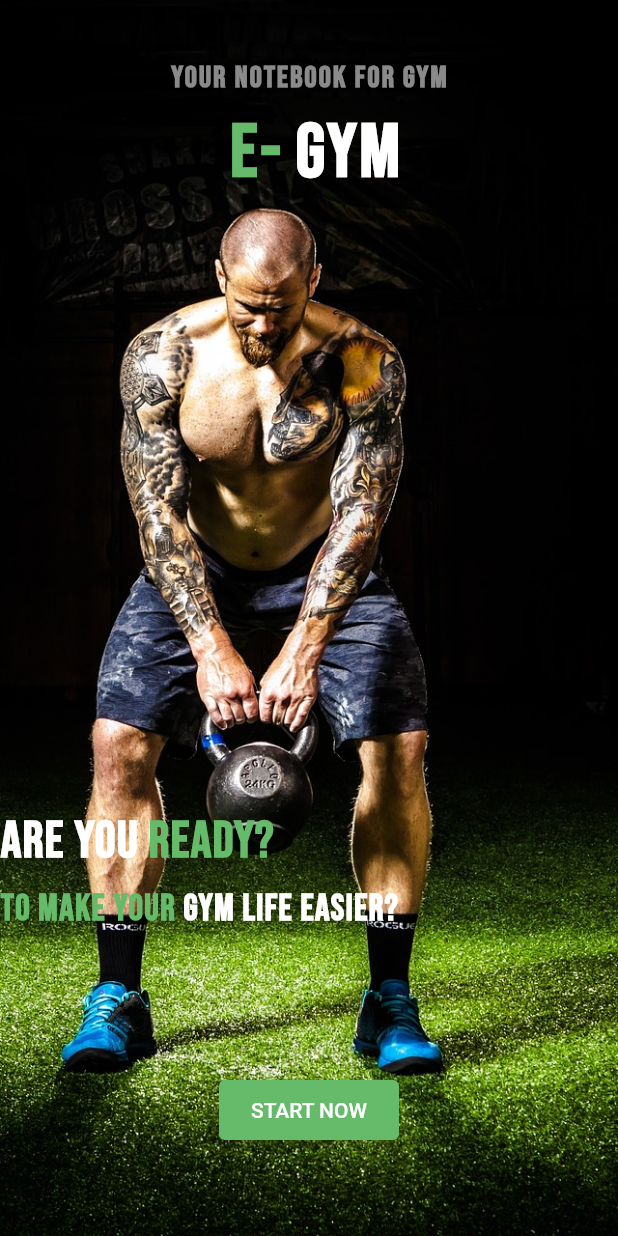
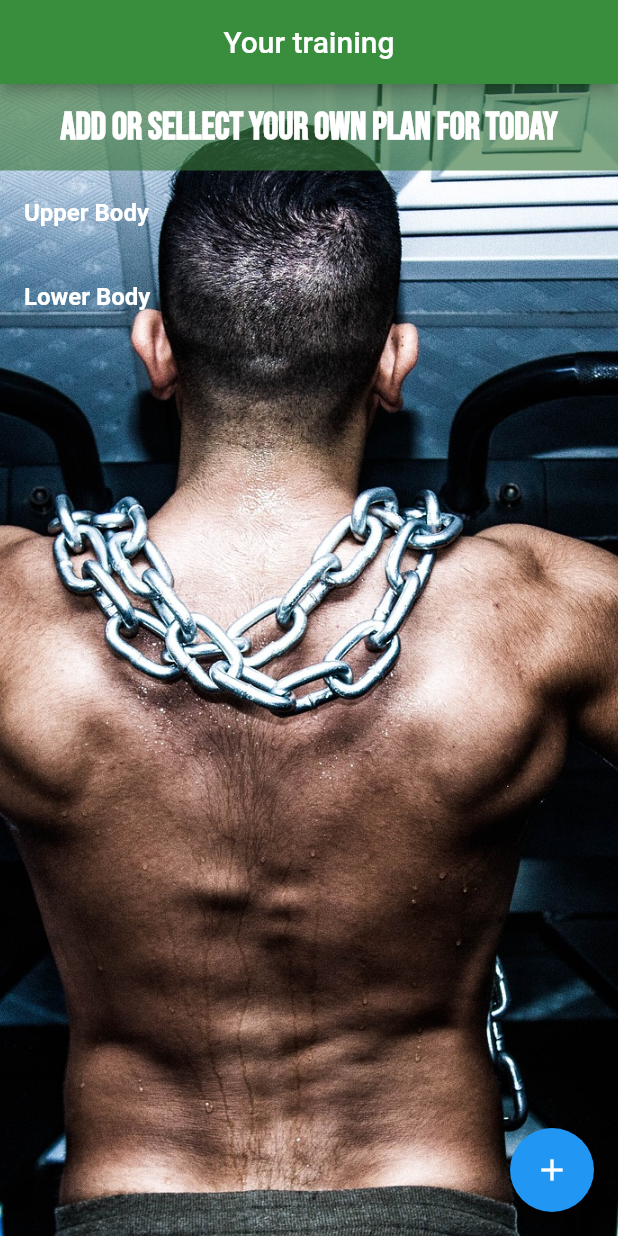
Before and after one commit to Mankol29/gym_workout, a Flutter app: the screen it shows after launch, on a phone screen of 412 x 824 dp. Run offline on Flutter 3.47's test engine with Material 2 defaults, Android fonts, the phone set to English and light mode, and no system bars; our stand-ins replace google_fonts.

Commit message:
New start adding features, workout, exercises data

```diff
--- /dev/null
+++ b/lib/features/data/workout_data.dart
@@ -0,0 +1,109 @@
+import 'package:flutter/cupertino.dart';
+import 'package:gym_workout/features/models/exercises.dart';
+import 'package:gym_workout/features/models/workout.dart';
+
+class WorkoutPlan extends ChangeNotifier {
+  List<Workout> workoutPlan = [
+    Workout(
+      name: 'Upper Body',
+      exercises: [
+        Exercises(
+          name: "Biceps Curl",
+          weight: '20',
+          reps: "12",
+          sets: "2",
+        ),
+      ],
+    ),
+    Workout(
+      name: 'Lower Body',
+      exercises: [
+        Exercises(
+          name: "Squads ",
+          weight: '20',
+          reps: "12",
+          sets: "2",
+        ),
+      ],
+    ),
+  ];
+
+  //zrob liste planu cwiczen
+
+  List<Workout> getWorkoutList() {
+    return workoutPlan;
+  }
+
+  // uzyskaj dlugosc danego treningu
+
+  int numberOfExInWorkout(String workoutName) {
+    Workout relevantWorkout = getRelevantWorkout(workoutName);
+
+    return relevantWorkout.exercises.length;
+  }
+
+  //dodaj plan cwiczen
+
+  void addWorkout(String name) {
+    // dodaj cwiczenie z białym polem
+    workoutPlan.add(Workout(name: name, exercises: []));
+
+    notifyListeners();
+  }
+
+  // dodaj cwiczenie do planu
+
+  void addExercise(
+    String workoutName,
+    String exerciseName,
+    String name,
+    String weight,
+    String reps,
+    String sets,
+  ) {
+    // znajdz odpowiedni trening
+    Workout relevantWorkout = getRelevantWorkout(workoutName);
+
+    relevantWorkout.exercises.add(
+      Exercises(
+        name: exerciseName,
+        weight: weight,
+        reps: reps,
+        sets: sets,
+      ),
+    );
+    notifyListeners();
+  }
+
+  // odznacz cwiczenie
+
+  void checkExercise(String workoutName, String exerciseName) {
+    // znajdz odpowiednie cwiczenie w planie
+    Exercises relevantExercise = getRelevantExercise(workoutName, exerciseName);
+
+    // jesli zostalo wykonane  == zaznacz
+    relevantExercise.isCompleted = !relevantExercise.isCompleted;
+
+    notifyListeners();
+  }
+
+  // zwroc odpowieni plan
+  Workout getRelevantWorkout(String workoutName) {
+    Workout relevantWorkout =
+        workoutPlan.firstWhere((workout) => workout.name == workoutName);
+
+    return relevantWorkout;
+  }
+
+  Exercises getRelevantExercise(String workoutName, String exerciseName) {
+    // najpierw znajdz odpowiedni plan
+    Workout relevantWorkout = getRelevantWorkout(workoutName);
+
+    // pozniej znajdz odpowiednie cwiczenie w tym planie
+
+    Exercises relevantExercise = relevantWorkout.exercises
+        .firstWhere((exercise) => exercise.name == exerciseName);
+
+    return relevantExercise;
+  }
+}
--- /dev/null
+++ b/lib/features/models/exercises.dart
@@ -0,0 +1,15 @@
+class Exercises {
+  final String name;
+  final String weight;
+  final String reps;
+  final String sets;
+  bool isCompleted;
+
+  Exercises({
+    required this.name,
+    required this.weight,
+    required this.reps,
+    required this.sets,
+    this.isCompleted = false,
+  });
+}
--- /dev/null
+++ b/lib/features/models/workout.dart
@@ -0,0 +1,8 @@
+import 'exercises.dart';
+
+class Workout {
+  final String name;
+  final List<Exercises> exercises;
+
+  Workout({required this.name, required this.exercises});
+}
--- /dev/null
+++ b/lib/features/pages/home_page.dart
@@ -0,0 +1,84 @@
+import 'package:flutter/material.dart';
+import 'package:google_fonts/google_fonts.dart';
+import 'package:gym_workout/features/data/workout_data.dart';
+import 'package:provider/provider.dart';
+
+class HomePage extends StatefulWidget {
+  const HomePage({super.key});
+
+  @override
+  State<HomePage> createState() => _HomePageState();
+}
+
+class _HomePageState extends State<HomePage> {
+  void createNewWorkout() {
+    showDialog(
+        context: context,
+        builder: (context) => const AlertDialog(
+              title: Text("Create new workout"),
+              content: TextField(),
+              actions: [],
+            ));
+  }
+
+  @override
+  Widget build(BuildContext context) {
+    return Scaffold(
+      resizeToAvoidBottomInset: false,
+      appBar: AppBar(
+        backgroundColor: Colors.green[700],
+        centerTitle: true,
+        title: const Text('Your training'),
+      ),
+      floatingActionButton: FloatingActionButton(
+        onPressed: createNewWorkout,
+        child: const Icon(Icons.add),
+      ),
+      body: Container(
+        decoration: const BoxDecoration(
+          image: DecorationImage(
+            image: AssetImage(
+              'images/gym-2.jpg',
+            ),
+            opacity: 50,
+            fit: BoxFit.cover,
+          ),
+        ),
+        child: Column(
+          children: [
+            Container(
+              height: MediaQuery.of(context).size.height * 0.07,
+              color: const Color.fromARGB(160, 55, 116, 57),
+              child: Center(
+                child: Text(
+                  'Add or Sellect your own plan for today',
+                  style: GoogleFonts.bebasNeue(
+                    textStyle: const TextStyle(color: Colors.white),
+                    fontSize: 25,
+                    fontWeight: FontWeight.bold,
+                  ),
+                ),
+              ),
+            ),
+            Consumer<WorkoutPlan>(
+              builder: (context, value, child) => SizedBox(
+                height: 500,
+                child: ListView.builder(
+                  scrollDirection: Axis.vertical,
+                  itemCount: value.getWorkoutList().length,
+                  itemBuilder: (context, index) => ListTile(
+                    title: Text(
+                      value.getWorkoutList()[index].name,
+                      style: TextStyle(
+                          color: Colors.white, fontWeight: FontWeight.bold),
+                    ),
+                  ),
+                ),
+              ),
+            ),
+          ],
+        ),
+      ),
+    );
+  }
+}
--- a/lib/features/welcome_page/welcome_page.dart
+++ /dev/null
@@ -1,175 +0,0 @@
-import 'package:flutter/material.dart';
-import 'package:google_fonts/google_fonts.dart';
-import 'package:gym_workout/features/welcome_page/pages/home_page.dart';
-
-class WelcomePage extends StatefulWidget {
-  const WelcomePage({super.key});
-
-  @override
-  State<WelcomePage> createState() => _WelcomePageState();
-}
-
-class _WelcomePageState extends State<WelcomePage> {
-  @override
-  Widget build(BuildContext context) {
-    return Scaffold(
-      body: Container(
-        height: double.infinity,
-        width: double.infinity,
-        decoration: const BoxDecoration(
-          image: DecorationImage(
-            image: AssetImage(
-              'images/gym.jpg',
-            ),
-            fit: BoxFit.cover,
-          ),
-        ),
-        child: Column(
-          children: [
-            const SizedBox(
-              height: 40,
-            ),
-            Row(
-              mainAxisAlignment: MainAxisAlignment.center,
-              children: [
-                Text(
-                  'Your notebook for gym',
-                  style: GoogleFonts.bebasNeue(
-                    textStyle: const TextStyle(
-                      letterSpacing: 1.5,
-                      fontSize: 20,
-                      fontWeight: FontWeight.bold,
-                      color: Colors.white54,
-                    ),
-                  ),
-                ),
-              ],
-            ),
-            Row(
-              mainAxisAlignment: MainAxisAlignment.center,
-              children: [
-                Padding(
-                  padding: const EdgeInsets.all(8.0),
-                  child: Text(
-                    'e-',
-                    style: GoogleFonts.bebasNeue(
-                      textStyle: TextStyle(
-                        letterSpacing: 2,
-                        fontSize: 50,
-                        fontWeight: FontWeight.bold,
-                        color: Colors.green[400],
-                      ),
-                    ),
-                  ),
-                ),
-                Text(
-                  'Gym',
-                  style: GoogleFonts.bebasNeue(
-                    textStyle: const TextStyle(
-                      letterSpacing: 2,
-                      fontSize: 50,
-                      fontWeight: FontWeight.bold,
-                      color: Colors.white,
-                    ),
-                  ),
-                ),
-              ],
-            ),
-            const SizedBox(
-              height: 400,
-            ),
-            Column(
-              crossAxisAlignment: CrossAxisAlignment.start,
-              children: [
-                Row(
-                  children: [
-                    Text(
-                      "Are you",
-                      style: GoogleFonts.bebasNeue(
-                        textStyle: const TextStyle(
-                          letterSpacing: 1,
-                          color: Colors.white,
-                          fontWeight: FontWeight.bold,
-                        ),
-                        fontSize: 34,
-                      ),
-                    ),
-                    Text(
-                      " ready?",
-                      style: GoogleFonts.bebasNeue(
-                        textStyle: TextStyle(
-                          letterSpacing: 1,
-                          color: Colors.green[400],
-                          fontWeight: FontWeight.bold,
-                        ),
-                        fontSize: 34,
-                      ),
-                    ),
-                  ],
-                ),
-                const SizedBox(height: 10),
-                Row(
-                  children: [
-                    Text(
-                      "To make your",
-                      style: GoogleFonts.bebasNeue(
-                        textStyle: TextStyle(
-                          letterSpacing: 1,
-                          color: Colors.green[400],
-                          fontWeight: FontWeight.bold,
-                        ),
-                        fontSize: 24,
-                      ),
-                    ),
-                    Text(
-                      " gym life easier?",
-                      style: GoogleFonts.bebasNeue(
-                        textStyle: const TextStyle(
-                          letterSpacing: 1,
-                          color: Colors.white,
-                          fontWeight: FontWeight.bold,
-                        ),
-                        fontSize: 24,
-                      ),
-                    ),
-                  ],
-                ),
-                Container(
-                  height: 100,
-                  width: MediaQuery.of(context).size.width,
-                  decoration: BoxDecoration(
-                    borderRadius: BorderRadius.circular(5.0),
-                  ),
-                ),
-              ],
-            ),
-            Container(
-              width: 120,
-              height: 40,
-              decoration: BoxDecoration(
-                borderRadius: BorderRadius.circular(5.0),
-              ),
-              child: ElevatedButton(
-                style: ElevatedButton.styleFrom(
-                  backgroundColor: Colors.green[400],
-                ),
-                child: const Text(
-                  'START NOW',
-                  style: TextStyle(),
-                ),
-                onPressed: () {
-                  Navigator.push(
-                    context,
-                    MaterialPageRoute(
-                      builder: (context) => const HomePage(),
-                    ),
-                  );
-                },
-              ),
-            ),
-          ],
-        ),
-      ),
-    );
-  }
-}
--- a/lib/main.dart
+++ b/lib/main.dart
@@ -1,6 +1,8 @@
 import 'package:flutter/material.dart';
+import 'package:gym_workout/features/data/workout_data.dart';
 
-import 'features/welcome_page/welcome_page.dart';
+import 'package:gym_workout/features/pages/home_page.dart';
+import 'package:provider/provider.dart';
 
 void main() {
   runApp(const MyApp());
@@ -11,12 +13,12 @@ class MyApp extends StatelessWidget {
 
   @override
   Widget build(BuildContext context) {
-    return MaterialApp(
-        title: 'Flutter Demo',
+    return ChangeNotifierProvider(
+      create: (context) => WorkoutPlan(),
+      child: const MaterialApp(
         debugShowCheckedModeBanner: false,
-        theme: ThemeData(
-          primarySwatch: Colors.blue,
-        ),
-        home: const WelcomePage());
+        home: HomePage(),
+      ),
+    );
   }
 }
--- a/pubspec.yaml
+++ b/pubspec.yaml
@@ -16,6 +16,7 @@ dependencies:
 
   cupertino_icons: ^1.0.2
   google_fonts: ^3.0.1
+  provider:
 
 dev_dependencies:
   flutter_test:
```
Also changed, not shown: pubspec.lock, 2 other files.
